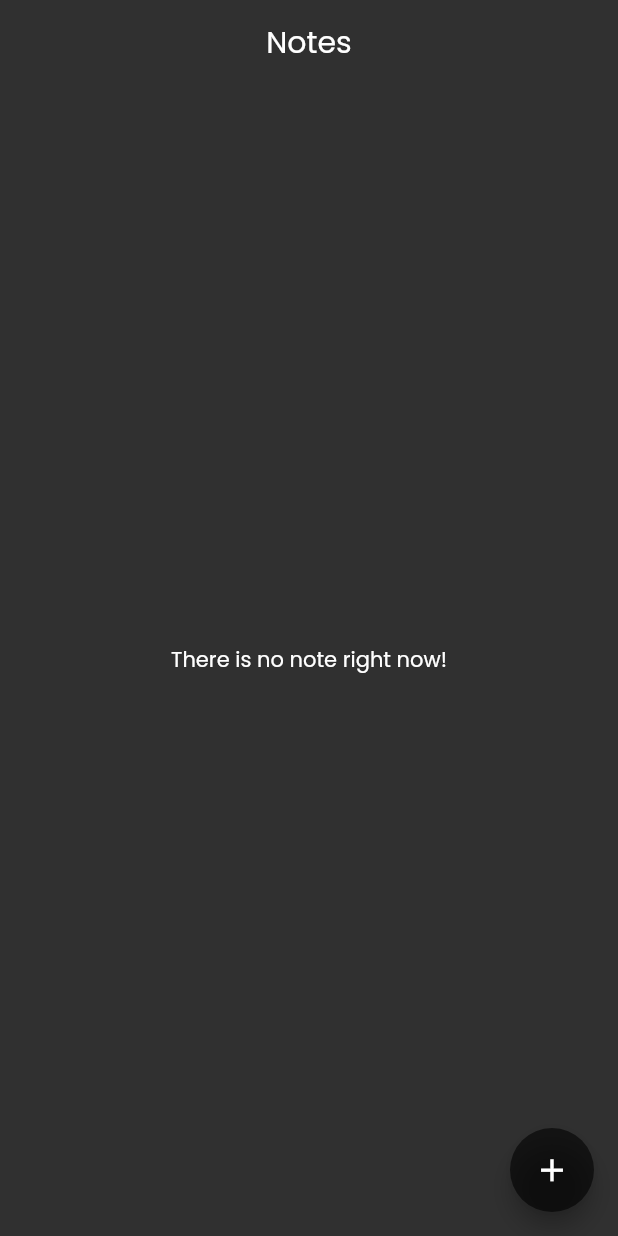
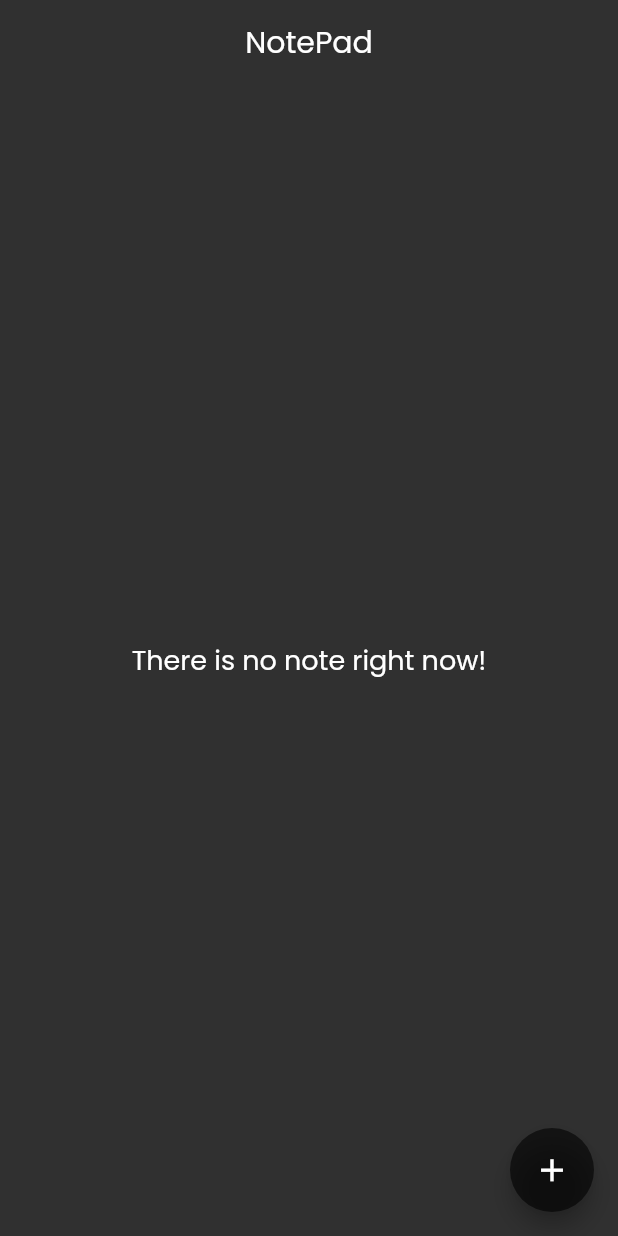
Before and after one commit to Mohamed-Ararr/notesApp, a Flutter app: the screen it shows after launch, on a phone screen of 412 x 824 dp. Run offline on Flutter 3.47's test engine with Material 2 defaults, Android fonts, the phone set to English and light mode, and no system bars; our stand-ins replace bloc, flutter_bloc, hive, hive_flutter, modal_progress_hud_nsn, top_snackbar_flutter; accounts and stored records are empty.

Commit message:
edit some changes

```diff
--- a/lib/view/notesView.dart
+++ b/lib/view/notesView.dart
@@ -17,7 +17,7 @@ class _NotesViewState extends State<NotesView> {
     return Scaffold(
       floatingActionButton: const FloatingButton(),
       appBar: AppBar(
-        title: const Text('Notes'),
+        title: const Text('NotePad'),
         elevation: 0,
         centerTitle: true,
         backgroundColor: Colors.transparent,
--- a/lib/view/widgets/emptyNoteList.dart
+++ b/lib/view/widgets/emptyNoteList.dart
@@ -8,7 +8,12 @@ class EmptyNotes extends StatelessWidget {
   @override
   Widget build(BuildContext context) {
     return const Center(
-      child: Text('There is no note right now!'),
+      child: Text(
+        'There is no note right now!',
+        style: TextStyle(
+          fontSize: 18,
+        ),
+      ),
     );
   }
 }
```
